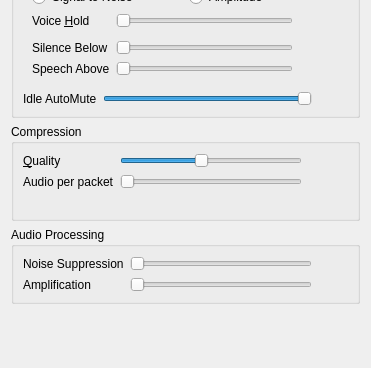
Qt form src/mumble/AudioInput.ui (mumble-voip/mumble) before a commit; both pictures show x 0 to 371 and y 187 to 555 of the 371 by 555 pixel window.
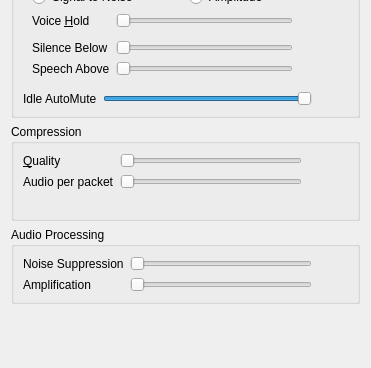
The same form after that commit. Custom widgets are drawn as their Qt base class.

```diff
--- a/src/mumble/AudioInput.ui
+++ b/src/mumble/AudioInput.ui
@@ -448,16 +448,19 @@
          <string>&lt;b&gt;This sets the quality of compression.&lt;/b&gt;&lt;br /&gt;This determines how much bandwidth Mumble is allowed to use for outgoing audio.</string>
         </property>
         <property name="minimum">
-         <number>1</number>
+         <number>24000</number>
         </property>
         <property name="maximum">
-         <number>10</number>
+         <number>96000</number>
+        </property>
+        <property name="singleStep">
+         <number>1000</number>
         </property>
         <property name="pageStep">
-         <number>2</number>
+         <number>5000</number>
         </property>
         <property name="value">
-         <number>5</number>
+         <number>24000</number>
         </property>
         <property name="orientation">
          <enum>Qt::Horizontal</enum>
```
